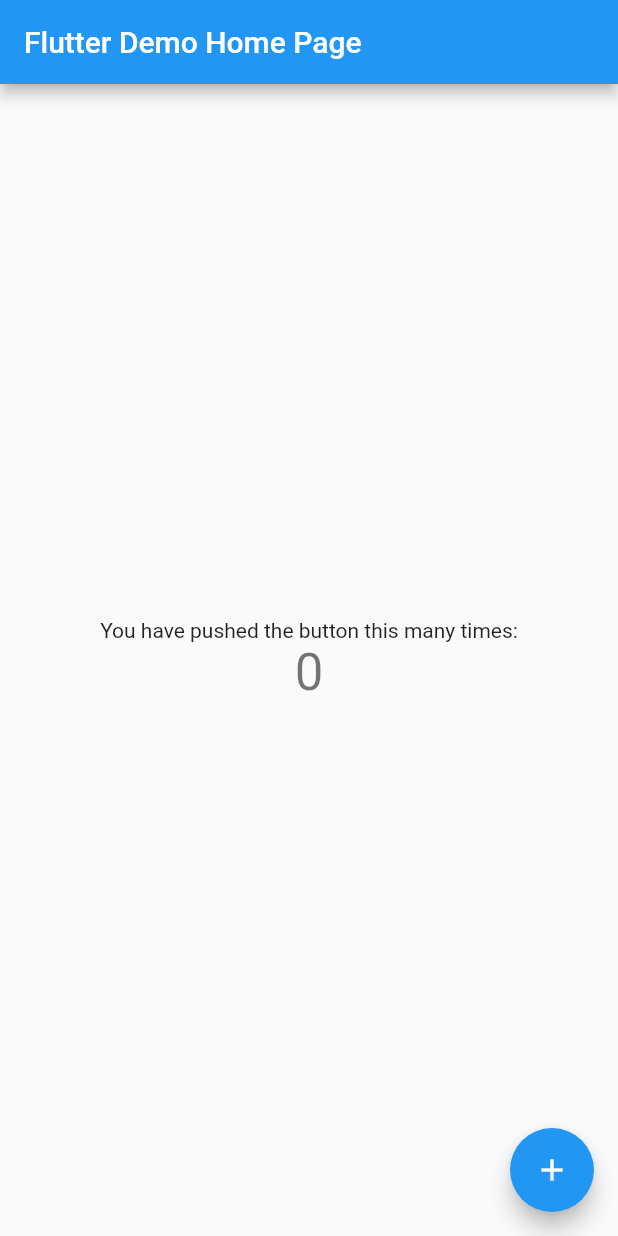
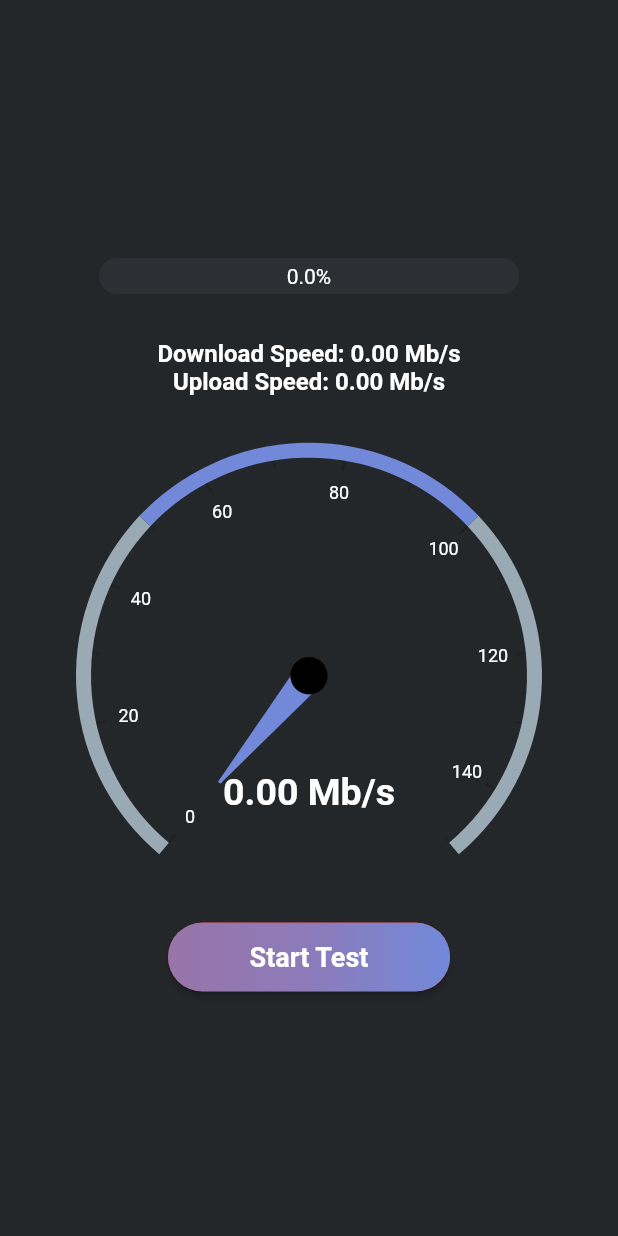
Before and after one commit to arsbd-40/speed_test, a Flutter app: the screen it shows after launch, on a phone screen of 412 x 824 dp. Run offline on Flutter 3.47's test engine with Material 2 defaults, Android fonts, the phone set to English and light mode, and no system bars; drawn by our look-alikes of percent_indicator, syncfusion_flutter_gauges; our stand-ins replace fluttertoast, rflutter_alert; missing offline and left inert: internet_speed_test, syncfusion_flutter_core.

Commit message:
internet download and upload speed test

```diff
--- /dev/null
+++ b/lib/components/progressBar.dart
@@ -0,0 +1,23 @@
+import 'package:percent_indicator/percent_indicator.dart';
+import 'package:flutter/material.dart';
+import 'package:speed_test/constants/palette.dart';
+
+class ProgressBar {
+  LinearPercentIndicator showBar(double displayPer) {
+    return new LinearPercentIndicator(
+      width: 300,
+      lineHeight: 24.0,
+      percent: displayPer / 100.0,
+      center: Text(
+        displayPer.toStringAsFixed(1) + "%",
+        style: new TextStyle(
+          fontSize: 14.0,
+          color: txtCol,
+        ),
+      ),
+      linearStrokeCap: LinearStrokeCap.roundAll,
+      backgroundColor: progressBg,
+      progressColor: progressFill,
+    );
+  }
+}
--- /dev/null
+++ b/lib/components/speedLabels.dart
@@ -0,0 +1,14 @@
+import 'package:flutter/material.dart';
+import 'package:speed_test/constants/palette.dart';
+
+Text showLabel(String label, double speed, String unit) {
+  String displaySpeed = speed.toStringAsFixed(2);
+  return Text(
+    '$label Speed: $displaySpeed $unit',
+    style: TextStyle(
+      color: txtCol,
+      fontWeight: FontWeight.bold,
+      fontSize: 16,
+    ),
+  );
+}
--- /dev/null
+++ b/lib/constants/alertStyle.dart
@@ -0,0 +1,22 @@
+import 'package:flutter/material.dart';
+import 'package:rflutter_alert/rflutter_alert.dart';
+
+var alertStyle = AlertStyle(
+  animationType: AnimationType.fromTop,
+  isCloseButton: false,
+  isOverlayTapDismiss: false,
+  descStyle: TextStyle(
+    fontWeight: FontWeight.bold,
+    fontSize: 17.0,
+  ),
+  animationDuration: Duration(milliseconds: 400),
+  alertBorder: RoundedRectangleBorder(
+    borderRadius: BorderRadius.circular(0.0),
+    side: BorderSide(
+      color: Colors.grey,
+    ),
+  ),
+  titleStyle: TextStyle(
+    color: Colors.black,
+  ),
+);
--- /dev/null
+++ b/lib/constants/btnStyle.dart
@@ -0,0 +1,22 @@
+import 'package:flutter/material.dart';
+import 'package:speed_test/constants/palette.dart';
+
+Ink btnInk = Ink(
+  decoration: BoxDecoration(
+    gradient: buttonGradient,
+    borderRadius: BorderRadius.all(Radius.circular(80.0)),
+  ),
+  child: Container(
+    constraints: const BoxConstraints(
+        minWidth: 188.0, minHeight: 46.0), // min sizes for Material buttons
+    alignment: Alignment.center,
+    child: const Text(
+      'Start Test',
+      textAlign: TextAlign.center,
+      style: TextStyle(
+        fontSize: 18,
+        fontWeight: FontWeight.bold,
+      ),
+    ),
+  ),
+);
--- /dev/null
+++ b/lib/constants/palette.dart
@@ -0,0 +1,27 @@
+import 'package:flutter/material.dart';
+
+// Background Color
+Color bgCol = Color.fromRGBO(35, 39, 42, 1);
+
+// Progress Bar Colors
+Color progressBg = Color.fromRGBO(44, 47, 51, 1);
+Color progressFill = Color.fromRGBO(114, 137, 218, 0.8);
+Color gaugeRange1 = Color.fromRGBO(153, 170, 181, 1);
+Color gaugeRange2 = Color.fromRGBO(114, 137, 218, 1);
+Color needleCol = Color.fromRGBO(114, 137, 218, 1);
+
+// Start Test Button
+LinearGradient buttonGradient = LinearGradient(
+  colors: <Color>[
+    Color.fromRGBO(114, 137, 218, 0.7),
+    Color.fromRGBO(114, 137, 218, 0.8),
+    Color.fromRGBO(114, 137, 218, 1),
+  ],
+);
+
+// Text Color
+Color txtCol = Colors.white;
+
+// Error Message
+Color errorBg = Colors.red;
+Color errorTxt = Colors.white;
--- /dev/null
+++ b/lib/constants/testServer.dart
@@ -0,0 +1,2 @@
+String downloadServer = 'http://speedtest.tele2.net/1MB.zip';
+String uploadServer = 'http://speedtest.tele2.net/upload.php';
--- a/lib/main.dart
+++ b/lib/main.dart
@@ -1,113 +1,24 @@
 import 'package:flutter/material.dart';
+import 'package:speed_test/screens/home.dart';
+import 'package:syncfusion_flutter_core/core.dart';
 
 void main() {
+  String licenseKey;
+  SyncfusionLicense.registerLicense(licenseKey);
   runApp(MyApp());
 }
 
-class MyApp extends StatelessWidget {
-  // This widget is the root of your application.
+class MyApp extends StatefulWidget {
+  @override
+  _MyAppState createState() => _MyAppState();
+}
+
+class _MyAppState extends State<MyApp> {
   @override
   Widget build(BuildContext context) {
     return MaterialApp(
-      title: 'Flutter Demo',
-      theme: ThemeData(
-        // This is the theme of your application.
-        //
-        // Try running your application with "flutter run". You'll see the
-        // application has a blue toolbar. Then, without quitting the app, try
-        // changing the primarySwatch below to Colors.green and then invoke
-        // "hot reload" (press "r" in the console where you ran "flutter run",
-        // or simply save your changes to "hot reload" in a Flutter IDE).
-        // Notice that the counter didn't reset back to zero; the application
-        // is not restarted.
-        primarySwatch: Colors.blue,
-      ),
-      home: MyHomePage(title: 'Flutter Demo Home Page'),
+      debugShowCheckedModeBanner: false,
+      home: Home(),
     );
   }
 }
-
-class MyHomePage extends StatefulWidget {
-  MyHomePage({Key key, this.title}) : super(key: key);
-
-  // This widget is the home page of your application. It is stateful, meaning
-  // that it has a State object (defined below) that contains fields that affect
-  // how it looks.
-
-  // This class is the configuration for the state. It holds the values (in this
-  // case the title) provided by the parent (in this case the App widget) and
-  // used by the build method of the State. Fields in a Widget subclass are
-  // always marked "final".
-
-  final String title;
-
-  @override
-  _MyHomePageState createState() => _MyHomePageState();
-}
-
-class _MyHomePageState extends State<MyHomePage> {
-  int _counter = 0;
-
-  void _incrementCounter() {
-    setState(() {
-      // This call to setState tells the Flutter framework that something has
-      // changed in this State, which causes it to rerun the build method below
-      // so that the display can reflect the updated values. If we changed
-      // _counter without calling setState(), then the build method would not be
-      // called again, and so nothing would appear to happen.
-      _counter++;
-    });
-  }
-
-  @override
-  Widget build(BuildContext context) {
-    // This method is rerun every time setState is called, for instance as done
-    // by the _incrementCounter method above.
-    //
-    // The Flutter framework has been optimized to make rerunning build methods
-    // fast, so that you can just rebuild anything that needs updating rather
-    // than having to individually change instances of widgets.
-    return Scaffold(
-      appBar: AppBar(
-        // Here we take the value from the MyHomePage object that was created by
-        // the App.build method, and use it to set our appbar title.
-        title: Text(widget.title),
-      ),
-      body: Center(
-        // Center is a layout widget. It takes a single child and positions it
-        // in the middle of the parent.
-        child: Column(
-          // Column is also a layout widget. It takes a list of children and
-          // arranges them vertically. By default, it sizes itself to fit its
-          // children horizontally, and tries to be as tall as its parent.
-          //
-          // Invoke "debug painting" (press "p" in the console, choose the
-          // "Toggle Debug Paint" action from the Flutter Inspector in Android
-          // Studio, or the "Toggle Debug Paint" command in Visual Studio Code)
-          // to see the wireframe for each widget.
-          //
-          // Column has various properties to control how it sizes itself and
-          // how it positions its children. Here we use mainAxisAlignment to
-          // center the children vertically; the main axis here is the vertical
-          // axis because Columns are vertical (the cross axis would be
-          // horizontal).
-          mainAxisAlignment: MainAxisAlignment.center,
-          children: <Widget>[
-            Text(
-              'You have pushed the button this many times:',
-            ),
-            Text(
-              '$_counter',
-              style: Theme.of(context).textTheme.headline4,
-            ),
-          ],
-        ),
-      ),
-      floatingActionButton: FloatingActionButton(
-        onPressed: _incrementCounter,
-        tooltip: 'Increment',
-        child: Icon(Icons.add),
-      ), // This trailing comma makes auto-formatting nicer for build methods.
-    );
-  }
-}
--- /dev/null
+++ b/lib/screens/home.dart
@@ -0,0 +1,246 @@
+import 'package:flutter/material.dart';
+import 'package:internet_speed_test/internet_speed_test.dart';
+import 'package:internet_speed_test/callbacks_enum.dart';
+import 'package:rflutter_alert/rflutter_alert.dart';
+import 'package:speed_test/components/errorMsg.dart';
+import 'package:speed_test/components/progressBar.dart';
+import 'package:speed_test/components/speedLabels.dart';
+import 'package:speed_test/constants/alertStyle.dart';
+import 'package:speed_test/constants/btnStyle.dart';
+import 'package:speed_test/constants/palette.dart';
+import 'package:speed_test/constants/testServer.dart';
+import 'package:syncfusion_flutter_gauges/gauges.dart';
+
+class Home extends StatefulWidget {
+  @override
+  _HomeState createState() => _HomeState();
+}
+
+class _HomeState extends State<Home> {
+  final internetSpeedTest = InternetSpeedTest();
+  final ProgressBar progressBar = ProgressBar();
+  double downloadRate = 0;
+  double uploadRate = 0;
+  String downloadProgress = '0';
+  String uploadProgress = '0';
+  double displayRate = 0;
+  String displayRateTxt = '0.0';
+  double displayPer = 0;
+  String unitText = 'Mb/s';
+
+  // Using a flag to prevent the user from interrupting running tests
+  bool isTesting = false;
+
+  void protectGauge(double rate) {
+    // this function prevents the needle from exceeding the maximum limit of the gauge
+    if (rate > 150) {
+      displayRateTxt = rate.toStringAsFixed(2);
+    } else {
+      displayRate = rate;
+      displayRateTxt = displayRate.toStringAsFixed(2);
+    }
+  }
+
+  @override
+  Widget build(BuildContext context) {
+    return Scaffold(
+      backgroundColor: bgCol,
+      body: Center(
+        child: Column(
+          mainAxisSize: MainAxisSize.min,
+          children: <Widget>[
+            Row(
+              mainAxisAlignment: MainAxisAlignment.center,
+              children: [
+                Padding(
+                  padding: EdgeInsets.all(10.0),
+                  child: progressBar.showBar(displayPer),
+                ),
+              ],
+            ),
+            SizedBox(
+              height: 20,
+            ),
+            Row(
+              mainAxisAlignment: MainAxisAlignment.center,
+              children: <Widget>[
+                showLabel('Download', downloadRate, unitText),
+              ],
+            ),
+            Row(
+              mainAxisAlignment: MainAxisAlignment.center,
+              children: <Widget>[
+                showLabel('Upload', uploadRate, unitText),
+              ],
+            ),
+            SfRadialGauge(
+                title: GaugeTitle(
+                    text: ' ',
+                    textStyle: const TextStyle(
+                        fontSize: 20.0, fontWeight: FontWeight.bold)),
+                axes: <RadialAxis>[
+                  RadialAxis(
+                      minimum: 0,
+                      maximum: 150,
+                      axisLabelStyle: GaugeTextStyle(
+                        color: txtCol,
+                      ),
+                      ranges: <GaugeRange>[
+                        GaugeRange(
+                            startValue: 0,
+                            endValue: 50,
+                            color: gaugeRange1,
+                            startWidth: 10,
+                            endWidth: 10),
+                        GaugeRange(
+                            startValue: 50,
+                            endValue: 100,
+                            color: gaugeRange2,
+                            startWidth: 10,
+                            endWidth: 10),
+                        GaugeRange(
+                            startValue: 100,
+                            endValue: 150,
+                            color: gaugeRange1,
+                            startWidth: 10,
+                            endWidth: 10)
+                      ],
+                      pointers: <GaugePointer>[
+                        NeedlePointer(
+                          value: displayRate,
+                          enableAnimation: true,
+                          needleColor: needleCol,
+                        )
+                      ],
+                      annotations: <GaugeAnnotation>[
+                        GaugeAnnotation(
+                            widget: Container(
+                              child: Text(
+                                displayRate.toStringAsFixed(2) + ' ' + unitText,
+                                style: TextStyle(
+                                  fontSize: 25,
+                                  fontWeight: FontWeight.bold,
+                                  color: txtCol,
+                                ),
+                              ),
+                            ),
+                            angle: 90,
+                            positionFactor: 0.5)
+                      ])
+                ]),
+            Row(
+              mainAxisAlignment: MainAxisAlignment.center,
+              children: [
+                RaisedButton(
+                  child: btnInk,
+                  shape: RoundedRectangleBorder(
+                      borderRadius: BorderRadius.circular(80.0)),
+                  padding: const EdgeInsets.all(0.0),
+                  color: Colors.red,
+                  textColor: txtCol,
+                  onPressed: () {
+                    if (!isTesting) {
+                      setState(() {
+                        isTesting = true;
+                      });
+                      internetSpeedTest.startDownloadTesting(
+                        onDone: (double transferRate, SpeedUnit unit) {
+                          setState(() {
+                            downloadRate = transferRate;
+                            protectGauge(downloadRate);
+                            unitText = unit == SpeedUnit.Kbps ? 'Kb/s' : 'Mb/s';
+                            downloadProgress = '100';
+                            displayPer = 100.0;
+                          });
+                          internetSpeedTest.startUploadTesting(
+                            onDone: (double transferRate, SpeedUnit unit) {
+                              setState(() {
+                                uploadRate = transferRate;
+                                uploadRate = uploadRate * 10;
+                                protectGauge(uploadRate);
+                                unitText =
+                                    unit == SpeedUnit.Kbps ? 'Kb/s' : 'Mb/s';
+                                uploadProgress = '100';
+                                displayPer = 100.0;
+                                isTesting = false;
+                                // Display speed test results
+                                Alert(
+                                  context: context,
+                                  style: alertStyle,
+                                  type: AlertType.info,
+                                  title: "TEST RESULTS",
+                                  desc: 'Download Speed: ' +
+                                      downloadRate.toStringAsFixed(2) +
+                                      ' $unitText\nUpload Speed: ' +
+                                      uploadRate.toStringAsFixed(2) +
+                                      ' $unitText',
+                                  buttons: [
+                                    DialogButton(
+                                      child: Text(
+                                        "OK",
+                                        style: TextStyle(
+                                            color: Colors.white, fontSize: 20),
+                                      ),
+                                      onPressed: () => Navigator.pop(context),
+                                      color: Color.fromRGBO(114, 137, 218, 1.0),
+                                      radius: BorderRadius.circular(0.0),
+                                    ),
+                                  ],
+                                ).show();
+                              });
+                            },
+                            onProgress: (double percent, double transferRate,
+                                SpeedUnit unit) {
+                              setState(() {
+                                uploadRate = transferRate;
+                                uploadRate = uploadRate * 10;
+                                protectGauge(uploadRate);
+                                unitText =
+                                    unit == SpeedUnit.Kbps ? 'Kb/s' : 'Mb/s';
+                                uploadProgress = percent.toStringAsFixed(2);
+                                displayPer = percent;
+                              });
+                            },
+                            onError:
+                                (String errorMessage, String speedTestError) {
+                              showError(
+                                  'Upload test failed! Please check your internet connection.');
+                              setState(() {
+                                isTesting = false;
+                              });
+                            },
+                            testServer: uploadServer,
+                            fileSize: 20000000,
+                          );
+                        },
+                        onProgress: (double percent, double transferRate,
+                            SpeedUnit unit) {
+                          setState(() {
+                            downloadRate = transferRate;
+                            protectGauge(downloadRate);
+                            unitText = unit == SpeedUnit.Kbps ? 'Kb/s' : 'Mb/s';
+                            downloadProgress = percent.toStringAsFixed(2);
+                            displayPer = percent;
+                          });
+                        },
+                        onError: (String errorMessage, String speedTestError) {
+                          showError(
+                              'Download test failed! Please check your internet connection.');
+                          setState(() {
+                            isTesting = false;
+                          });
+                        },
+                        testServer: downloadServer,
+                        fileSize: 20000000,
+                      );
+                    }
+                  },
+                ),
+              ],
+            ),
+          ],
+        ),
+      ),
+    );
+  }
+}
```
Also changed, not shown: lib/components/errorMsg.dart (added, +13 -0 lines), pubspec.yaml (+7 -1 lines), pubspec.lock.
